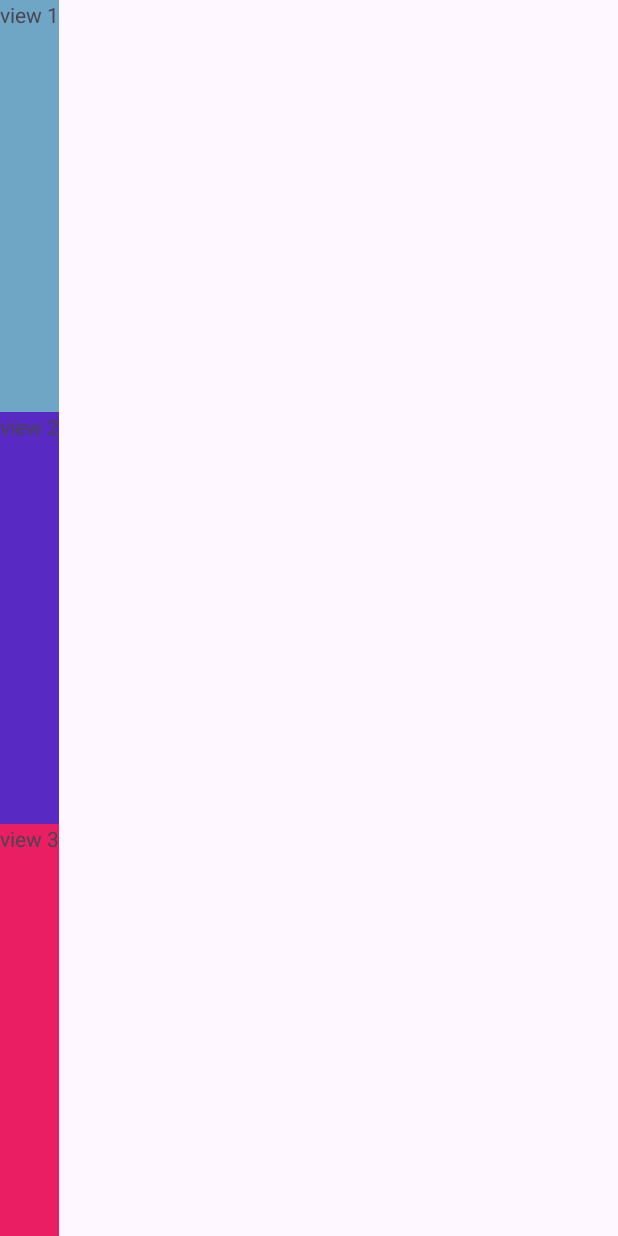
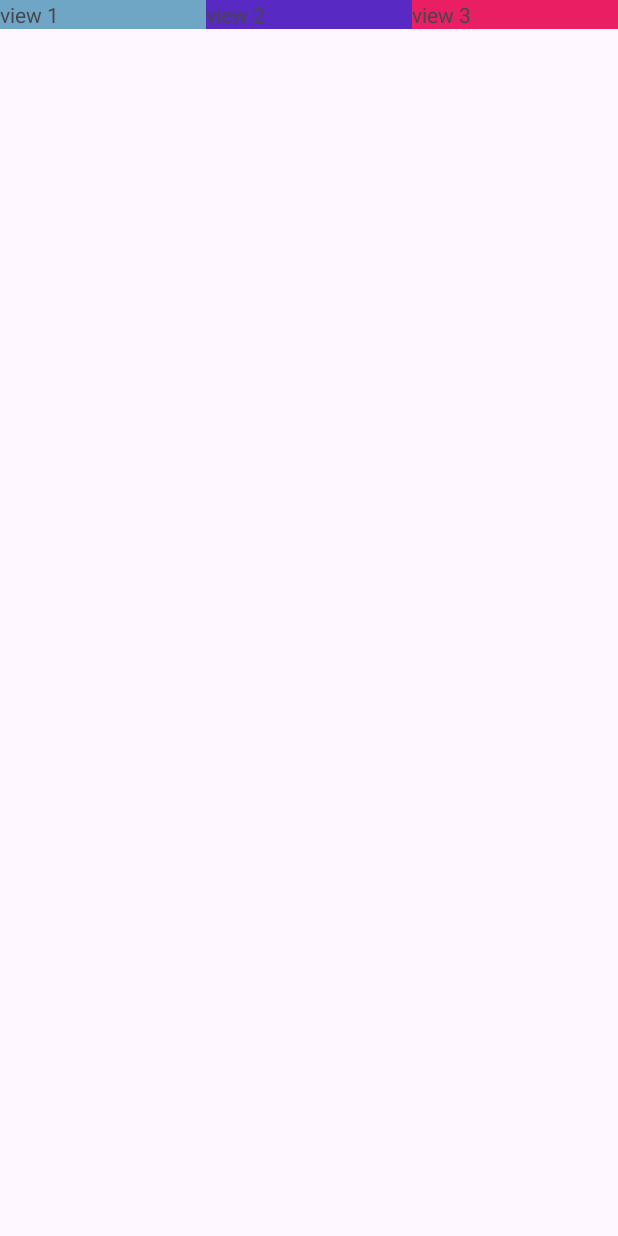
Before and after one commit to kynguyen93/Helloword08012024, an Android app: the screen it shows after launch (MainActivity), on a phone screen of 412 x 824 dp. Run offline under Robolectric (Android 15) with nearby library versions, the phone set to English and light mode, and no system bars.

Commit message:
test orientation

```diff
--- a/app/src/main/res/layout/activity_main.xml
+++ b/app/src/main/res/layout/activity_main.xml
@@ -1,32 +1,31 @@
 <?xml version="1.0" encoding="utf-8"?>
-<LinearLayout
-    xmlns:android="http://schemas.android.com/apk/res/android"
+<LinearLayout xmlns:android="http://schemas.android.com/apk/res/android"
     xmlns:app="http://schemas.android.com/apk/res-auto"
     xmlns:tools="http://schemas.android.com/tools"
     android:layout_width="match_parent"
     android:layout_height="match_parent"
-    android:orientation="vertical"
+    android:orientation="horizontal"
     tools:context=".MainActivity">
 
     <TextView
+        android:layout_width="0dp"
+        android:layout_height="wrap_content"
+        android:layout_weight="1"
         android:background="#70A6C5"
-        android:layout_weight="1"
-        android:layout_width="wrap_content"
-        android:layout_height="0dp"
         android:text="view 1" />
 
     <TextView
+        android:layout_width="0dp"
+        android:layout_height="wrap_content"
+        android:layout_weight="1"
         android:background="#5829C3"
-        android:layout_weight="1"
-        android:layout_width="wrap_content"
-        android:layout_height="0dp"
         android:text="view 2" />
 
     <TextView
+        android:layout_width="0dp"
+        android:layout_height="wrap_content"
+        android:layout_weight="1"
         android:background="#E91E63"
-        android:layout_weight="1"
-        android:layout_width="wrap_content"
-        android:layout_height="0dp"
         android:text="view 3" />
 
 </LinearLayout>
```
